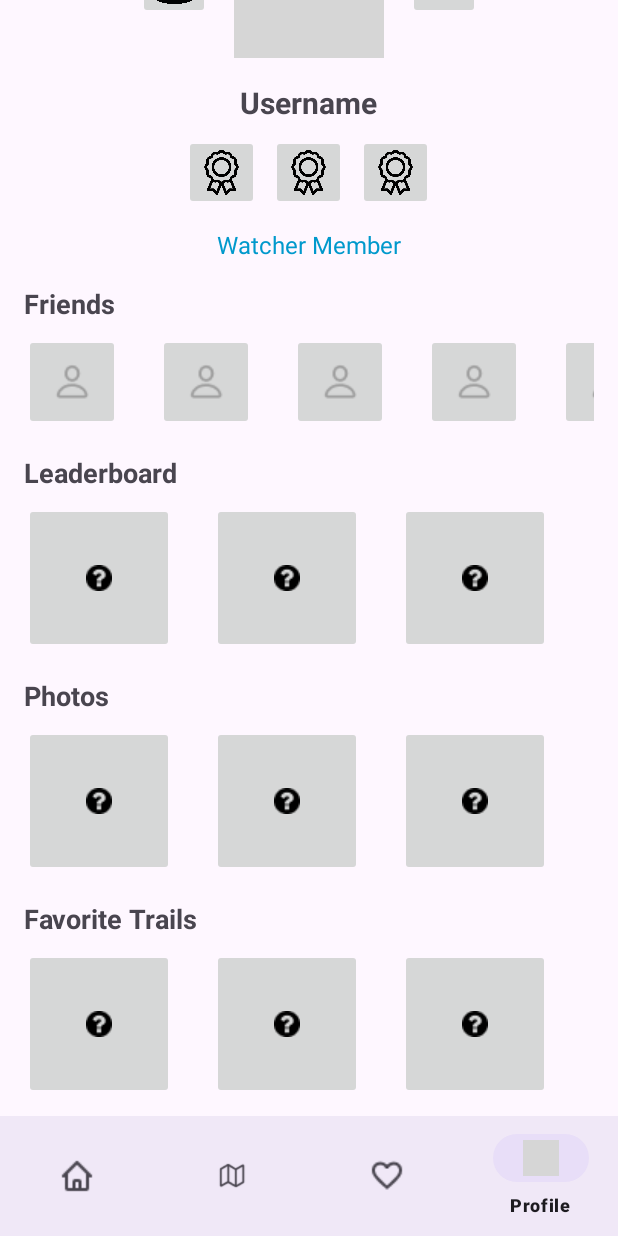
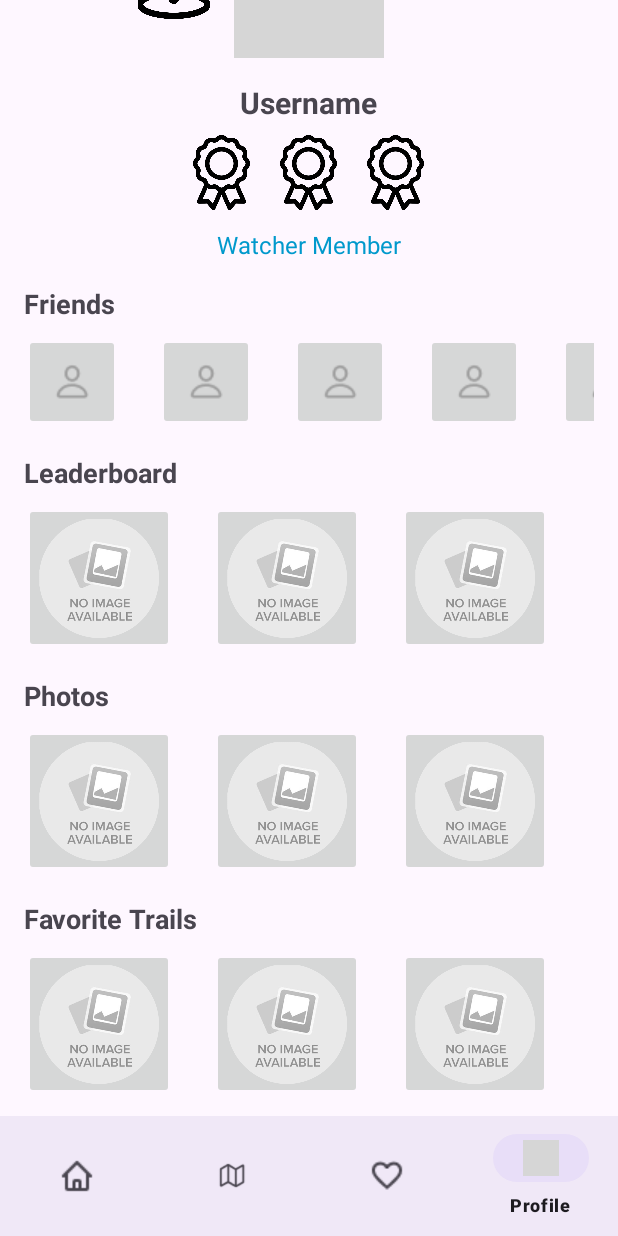
Before and after one commit to Brenden-Fenimore/TrailBlaze, an Android app built with Jetpack Compose: the ProfileFragment screen opened through its navigation route, scrolled down 151 dp, on a phone screen of 412 x 824 dp. Run offline under Robolectric (Android 15) with nearby library versions, the phone set to English and light mode, and no system bars; our stand-ins replace Firebase (no records; nobody signed in at launch, a user with empty details on screens opened directly), navigation-ui; Roboto replaces fonts that are not available here; grey boxes are pictures that could not be loaded.

Commit message:
Cleaned up Profile Page and Edit Profile Page, added Settings Button and navigation to the Settings Page to the Button.

```diff
--- a/app/src/main/res/layout/fragment_profile.xml
+++ b/app/src/main/res/layout/fragment_profile.xml
@@ -31,7 +31,7 @@
                     android:id="@+id/edit_profile_button"
                     android:layout_width="50dp"
                     android:layout_height="50dp"
-                    android:scaleType="centerCrop"
+                    android:background="@android:color/transparent"
                     android:layout_alignParentEnd="true"
                     android:layout_centerVertical="true"
                     android:src="@drawable/edit_icon"
@@ -53,6 +53,7 @@
                     android:layout_width="48dp"
                     android:layout_height="48dp"
                     android:scaleType="centerCrop"
+                    android:background="@android:color/transparent"
                     android:src="@drawable/location"
                     android:contentDescription="@string/locationIcon"
                     android:layout_marginEnd="16dp" />
@@ -63,6 +64,7 @@
                     android:layout_width="100dp"
                     android:layout_height="100dp"
                     android:src="@drawable/account_circle"
+                    android:scaleType="centerCrop"
                     android:contentDescription="@string/profilePicture"
                     android:layout_gravity="center" />
 
@@ -72,6 +74,7 @@
                     android:layout_width="48dp"
                     android:layout_height="48dp"
                     android:scaleType="centerCrop"
+                    android:background="@android:color/transparent"
                     android:src="@drawable/difficulty"
                     android:contentDescription="@string/difficultyIcon"
                     android:layout_marginStart="16dp"/>
@@ -103,6 +106,7 @@
                     android:layout_height="50dp"
                     android:scaleType="centerCrop"
                     android:src="@drawable/badge"
+                    android:background="@android:color/transparent"
                     android:contentDescription="@string/userBadge1"
                     android:layout_marginEnd="8dp"/>
 
@@ -112,6 +116,7 @@
                     android:layout_height="50dp"
                     android:scaleType="centerCrop"
                     android:src="@drawable/badge"
+                    android:background="@android:color/transparent"
                     android:contentDescription="@string/userBadge2"
                     android:layout_marginEnd="8dp"/>
 
@@ -121,6 +126,7 @@
                     android:layout_height="50dp"
                     android:scaleType="centerCrop"
                     android:src="@drawable/badge"
+                    android:background="@android:color/transparent"
                     android:contentDescription="@string/userBadge3"/>
 
         </LinearLayout>
@@ -216,31 +222,36 @@
                     android:layout_width="100dp"
                     android:layout_height="100dp"
                     android:layout_marginEnd="25dp"
-                    android:src="@drawable/question"
+                    android:scaleType="centerCrop"
+                    android:src="@drawable/profile_no_image_available"
                     android:contentDescription="@string/leaderboardPicture" />
             <ImageButton
                     android:layout_width="100dp"
                     android:layout_height="100dp"
                     android:layout_marginEnd="25dp"
-                    android:src="@drawable/question"
+                    android:scaleType="centerCrop"
+                    android:src="@drawable/profile_no_image_available"
                     android:contentDescription="@string/leaderboardPicture" />
             <ImageButton
                     android:layout_width="100dp"
                     android:layout_height="100dp"
                     android:layout_marginEnd="25dp"
-                    android:src="@drawable/question"
+                    android:scaleType="centerCrop"
+                    android:src="@drawable/profile_no_image_available"
                     android:contentDescription="@string/leaderboardPicture" />
             <ImageButton
                     android:layout_width="100dp"
                     android:layout_height="100dp"
                     android:layout_marginEnd="25dp"
-                    android:src="@drawable/question"
+                    android:scaleType="centerCrop"
+                    android:src="@drawable/profile_no_image_available"
                     android:contentDescription="@string/leaderboardPicture" />
             <ImageButton
                     android:layout_width="100dp"
                     android:layout_height="100dp"
                     android:layout_marginEnd="25dp"
-                    android:src="@drawable/question"
+                    android:scaleType="centerCrop"
+                    android:src="@drawable/profile_no_image_available"
                     android:contentDescription="@string/leaderboardPicture" />
             <!-- Add more leaderboard items here -->
         </LinearLayout>
@@ -271,31 +282,36 @@
                     android:layout_width="100dp"
                     android:layout_height="100dp"
                     android:layout_marginEnd="25dp"
-                    android:src="@drawable/question"
+                    android:scaleType="centerCrop"
+                    android:src="@drawable/profile_no_image_available"
                     android:contentDescription="@string/userPhotoPictures" />
             <ImageButton
                     android:layout_width="100dp"
                     android:layout_height="100dp"
                     android:layout_marginEnd="25dp"
-                    android:src="@drawable/question"
+                    android:scaleType="centerCrop"
+                    android:src="@drawable/profile_no_image_available"
                     android:contentDescription="@string/userPhotoPictures" />
             <ImageButton
                     android:layout_width="100dp"
                     android:layout_height="100dp"
                     android:layout_marginEnd="25dp"
-                    android:src="@drawable/question"
+                    android:scaleType="centerCrop"
+                    android:src="@drawable/profile_no_image_available"
                     android:contentDescription="@string/userPhotoPictures" />
             <ImageButton
                     android:layout_width="100dp"
                     android:layout_height="100dp"
                     android:layout_marginEnd="25dp"
-                    android:src="@drawable/question"
+                    android:scaleType="centerCrop"
+                    android:src="@drawable/profile_no_image_available"
                     android:contentDescription="@string/userPhotoPictures" />
             <ImageButton
                     android:layout_width="100dp"
                     android:layout_height="100dp"
                     android:layout_marginEnd="25dp"
-                    android:src="@drawable/question"
+                    android:scaleType="centerCrop"
+                    android:src="@drawable/profile_no_image_available"
                     android:contentDescription="@string/userPhotoPictures" />
             <!-- Add more photo placeholders -->
         </LinearLayout>
@@ -326,38 +342,44 @@
                     android:layout_width="100dp"
                     android:layout_height="100dp"
                     android:layout_marginEnd="25dp"
-                    android:src="@drawable/question"
+                    android:scaleType="centerCrop"
+                    android:src="@drawable/profile_no_image_available"
                     android:contentDescription="@string/userFavoriteTrailsPictures" />
 
             <ImageButton
                     android:layout_width="100dp"
                     android:layout_height="100dp"
                     android:layout_marginEnd="25dp"
-                    android:src="@drawable/question"
+                    android:scaleType="centerCrop"
+                    android:src="@drawable/profile_no_image_available"
                     android:contentDescription="@string/userFavoriteTrailsPictures" />
             <ImageButton
                     android:layout_width="100dp"
                     android:layout_height="100dp"
                     android:layout_marginEnd="25dp"
-                    android:src="@drawable/question"
+                    android:scaleType="centerCrop"
+                    android:src="@drawable/profile_no_image_available"
                     android:contentDescription="@string/userFavoriteTrailsPictures" />
             <ImageButton
                     android:layout_width="100dp"
                     android:layout_height="100dp"
                     android:layout_marginEnd="25dp"
-                    android:src="@drawable/question"
+                    android:scaleType="centerCrop"
+                    android:src="@drawable/profile_no_image_available"
                     android:contentDescription="@string/userFavoriteTrailsPictures" />
             <ImageButton
                     android:layout_width="100dp"
                     android:layout_height="100dp"
                     android:layout_marginEnd="25dp"
-                    android:src="@drawable/question"
+                    android:scaleType="centerCrop"
+                    android:src="@drawable/profile_no_image_available"
                     android:contentDescription="@string/userFavoriteTrailsPictures" />
             <ImageButton
                     android:layout_width="100dp"
                     android:layout_height="100dp"
                     android:layout_marginEnd="25dp"
-                    android:src="@drawable/question"
+                    android:scaleType="centerCrop"
+                    android:src="@drawable/profile_no_image_available"
                     android:contentDescription="@string/userFavoriteTrailsPictures" />
             <!-- Add more favorite trail placeholders -->
         </LinearLayout>
--- a/app/src/main/res/navigation/mobile_navigation.xml
+++ b/app/src/main/res/navigation/mobile_navigation.xml
@@ -34,12 +34,22 @@
                 app:destination="@id/editProfileFragment" />
     </fragment>
 
+    <activity
+            android:id="@+id/settingsScreenActivity"
+            android:name="com.example.trailblaze.settings.SettingsScreenActivity"
+            android:label="Settings" />
+
     <fragment
             android:id="@+id/editProfileFragment"
             android:name="com.example.trailblaze.ui.profile.EditProfileFragment"
             android:label="Edit Profile"
-            tools:layout="@layout/fragment_edit_profile" />
-    <action
-            android:id="@+id/action_editProfileFragment_to_profileFragment"
-            app:destination="@id/navigation_profile" />
+            tools:layout="@layout/fragment_edit_profile" >
+        <action android:id="@+id/action_editProfileFragment_to_settingsScreenActivity"
+                app:destination="@id/settingsScreenActivity"/>
+        <action android:id="@+id/action_editProfileFragment_to_navigation_profile"
+                app:destination="@id/navigation_profile"/>
+    </fragment>
+
+
+
 </navigation>
```
Also changed, not shown: app/src/main/java/com/example/trailblaze/ui/profile/EditProfileFragment.kt (+6 -1 lines), app/src/main/res/layout/fragment_edit_profile.xml (+46 -12 lines).
